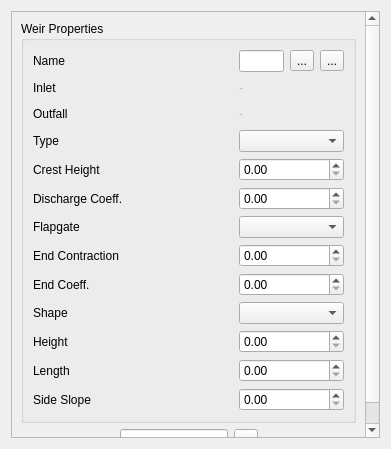
Before: the Qt Designer form flo2d/ui/weir_attributes.ui in FLO-2DSoftware/qgis-flo-2d-plugin, drawn with Qt 5.
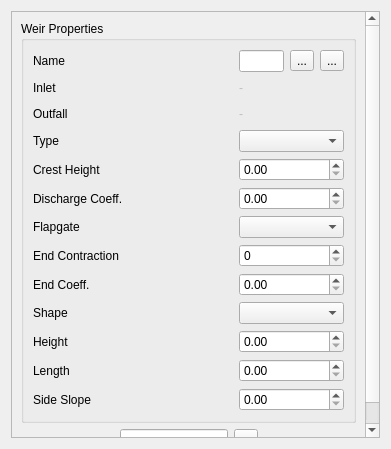
After: the same form once the commit is applied. Icons and pictures are not drawn.

The edit to the form file:
```diff
--- a/flo2d/ui/weir_attributes.ui
+++ b/flo2d/ui/weir_attributes.ui
@@ -221,9 +221,6 @@
             <item row="6" column="1" colspan="3">
              <widget class="QComboBox" name="weir_flap_gate"/>
             </item>
-            <item row="7" column="1" colspan="3">
-             <widget class="QDoubleSpinBox" name="weir_end_contrac"/>
-            </item>
             <item row="8" column="1" colspan="3">
              <widget class="QDoubleSpinBox" name="weir_end_coeff"/>
             </item>
@@ -271,6 +268,13 @@
               </property>
              </widget>
             </item>
+            <item row="7" column="1" colspan="3">
+             <widget class="QSpinBox" name="weir_end_contrac">
+              <property name="maximum">
+               <number>2</number>
+              </property>
+             </widget>
+            </item>
            </layout>
           </item>
          </layout>
```
